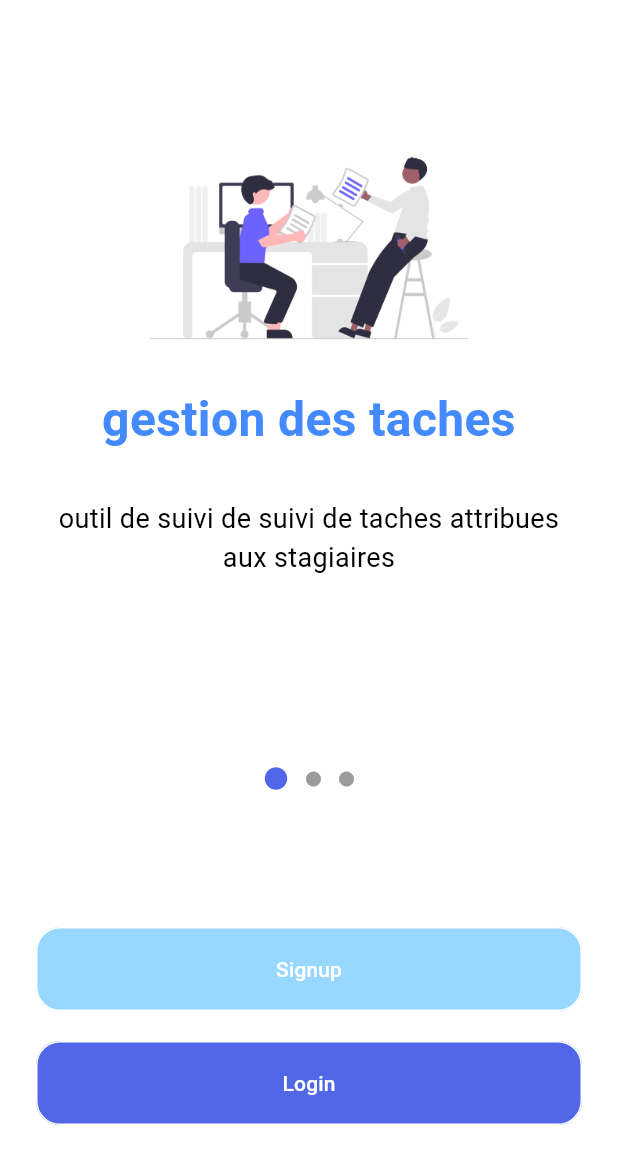
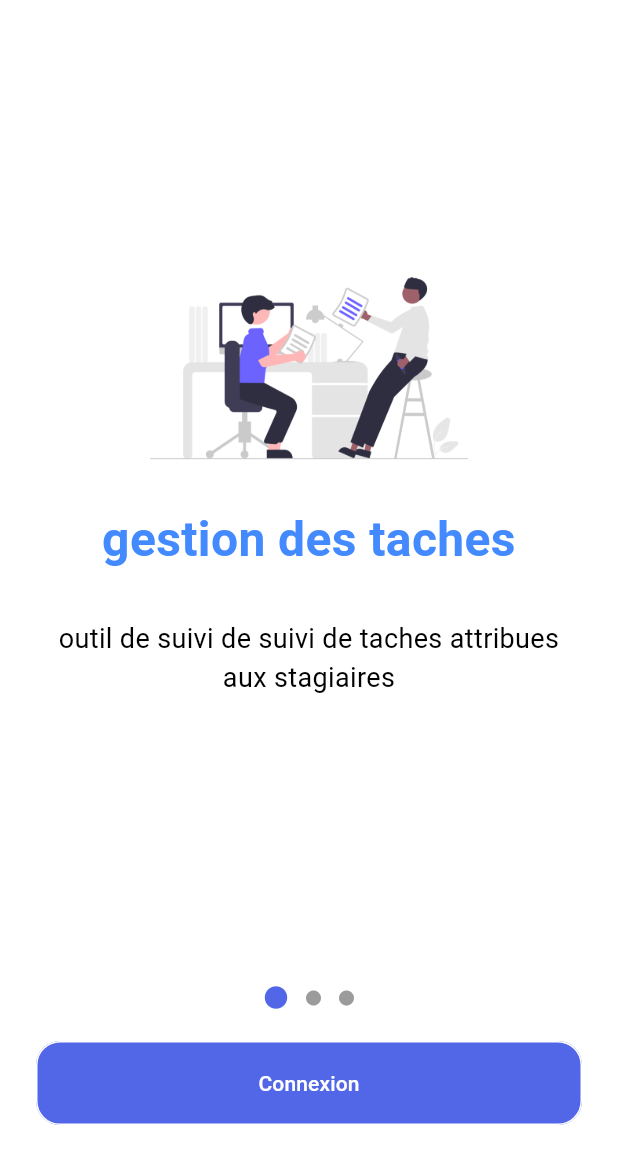
Before and after one commit to ndassah/pangolin-mobile, a Flutter app: the screen it shows after launch, on a phone screen of 412 x 824 dp. Shown: the top 1164 px of the screen. Run offline on Flutter 3.47's test engine with Material 3 defaults, Android fonts, the phone set to English and light mode, and no system bars; our stand-ins replace fl_chart, flutter_local_notifications, flutter_secure_storage.

Commit message:
maj du code

```diff
--- a/lib/onBoarding/walk.dart
+++ b/lib/onBoarding/walk.dart
@@ -42,7 +42,7 @@ class _WalkScreenState extends State<WalkScreen> {
                     padding: const EdgeInsets.all(24),
                     shrinkWrap: true,
                     children: [
-                      const SizedBox(height: 60),
+                      const SizedBox(height: 140),
                       Center(
                           child: Image.asset(slide[index].image,
                             width: MediaQuery.of(context).size.width/1.5,
@@ -70,17 +70,17 @@ class _WalkScreenState extends State<WalkScreen> {
             child: Column(
               children: [
                 indicator(),
-                const SizedBox(height: 90),
-                ButtonComponent(
-                    onPressed:()=> Navigator.of(context).pushNamed(AppRoutes.signup),
-                    label: 'Signup',
-                    icon: null,
-                    type: ButtonType.secondary
-                ),
+                // const SizedBox(height: 90),
+                // ButtonComponent(
+                //     onPressed:()=> Navigator.of(context).pushNamed(AppRoutes.signup),
+                //     label: 'Signup',
+                //     icon: null,
+                //     type: ButtonType.secondary
+                // ),
                 const SizedBox(height: 20),
                 ButtonComponent(
                     onPressed:()=>Navigator.of(context).pushNamed(AppRoutes.login),
-                    label: 'Login',
+                    label: 'Connexion',
                     icon: null,
                     type: ButtonType.primary),
                 const SizedBox(height: 50),
--- a/lib/tools/app_strings.dart
+++ b/lib/tools/app_strings.dart
@@ -5,9 +5,9 @@ class AppStrings {
       "outil de suivi de suivi de taches attribues aux stagiaires";
   static String title2 = "travail collaboratif";
   static String description2 =
-      "outil d'amelioration du travail au sein d'une equipe ";
+      "outil d'amelioration du travail au sein d'une equipe  ";
   static String title3 = "amelioration continue";
-  static String description3 = "outil d'amelioration du travail fournit";
+  static String description3 = "amelioration exponentiel de la qualite du travail fournit";
   static String signup = "sign up";
   static String signup_google = "sign up with google";
   static String login_google = "login with google";
```
